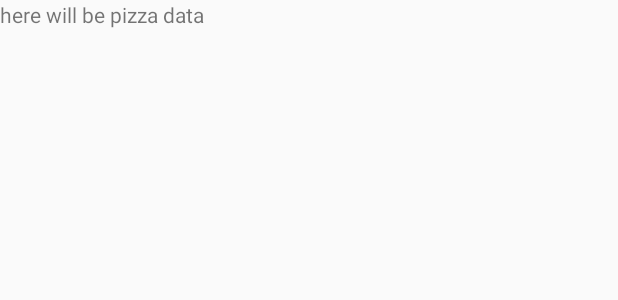
After one commit to komidawi/PizzaCostCalculator, an Android app: the layout fragment_pizza_list.xml on its own in the app's theme, with its tools: preview values and no code run, on a phone screen of 412 x 824 dp. The commit adds this screen. Shown: the top 300 px of the screen. Run offline under Robolectric (Android 15) with nearby library versions, the phone set to English and light mode, and no system bars.

Commit message:
[PCC-14] Feat: Add new blank Activity and Fragment

```diff
--- a/app/src/main/AndroidManifest.xml
+++ b/app/src/main/AndroidManifest.xml
@@ -9,7 +9,7 @@
         android:roundIcon="@mipmap/ic_launcher_round"
         android:supportsRtl="true"
         android:theme="@style/AppTheme">
-        <activity android:name=".NewMainActivity">
+        <activity android:name=".MainActivity">
             <intent-filter>
                 <action android:name="android.intent.action.MAIN" />
 
--- /dev/null
+++ b/app/src/main/res/layout/fragment_pizza_list.xml
@@ -0,0 +1,14 @@
+<?xml version="1.0" encoding="utf-8"?>
+<FrameLayout xmlns:android="http://schemas.android.com/apk/res/android"
+    xmlns:tools="http://schemas.android.com/tools"
+    android:layout_width="match_parent"
+    android:layout_height="match_parent"
+    tools:context=".PizzaListFragment">
+
+    <!-- TODO: Update blank fragment layout -->
+    <TextView
+        android:layout_width="match_parent"
+        android:layout_height="match_parent"
+        android:text="here will be pizza data" />
+
+</FrameLayout>
--- a/app/src/main/res/values/strings.xml
+++ b/app/src/main/res/values/strings.xml
@@ -1,4 +1,6 @@
 <resources>
     <string name="app_name">Pizza Cost Calculator</string>
     <string name="app_start_button_text">Start app</string>
+    <!-- TODO: Remove or change this placeholder text -->
+    <string name="hello_blank_fragment">Hello blank fragment</string>
 </resources>
```
Also changed, not shown: app/src/main/java/com/github/komidawi/pizzacostcalculator/MainActivity.kt (added, +11 -0 lines), app/src/main/java/com/github/komidawi/pizzacostcalculator/NewMainActivity.kt (deleted, +0 -7 lines), app/src/main/java/com/github/komidawi/pizzacostcalculator/PizzaListFragment.kt (added, +59 -0 lines), app/src/main/res/layout/activity_main.xml (+6 -24 lines), app/src/main/res/layout/activity_main_old.xml (added, +38 -0 lines), app/src/main/res/navigation/navigation.xml (+5 -27 lines), app/src/main/res/navigation/navigation_old.xml (added, +35 -0 lines), app/src/main/java/com/github/komidawi/pizzacostcalculator/old/MainActivityOld.kt (renamed from app/src/main/java/com/github/komidawi/pizzacostcalculator/old/MainActivity.kt).
